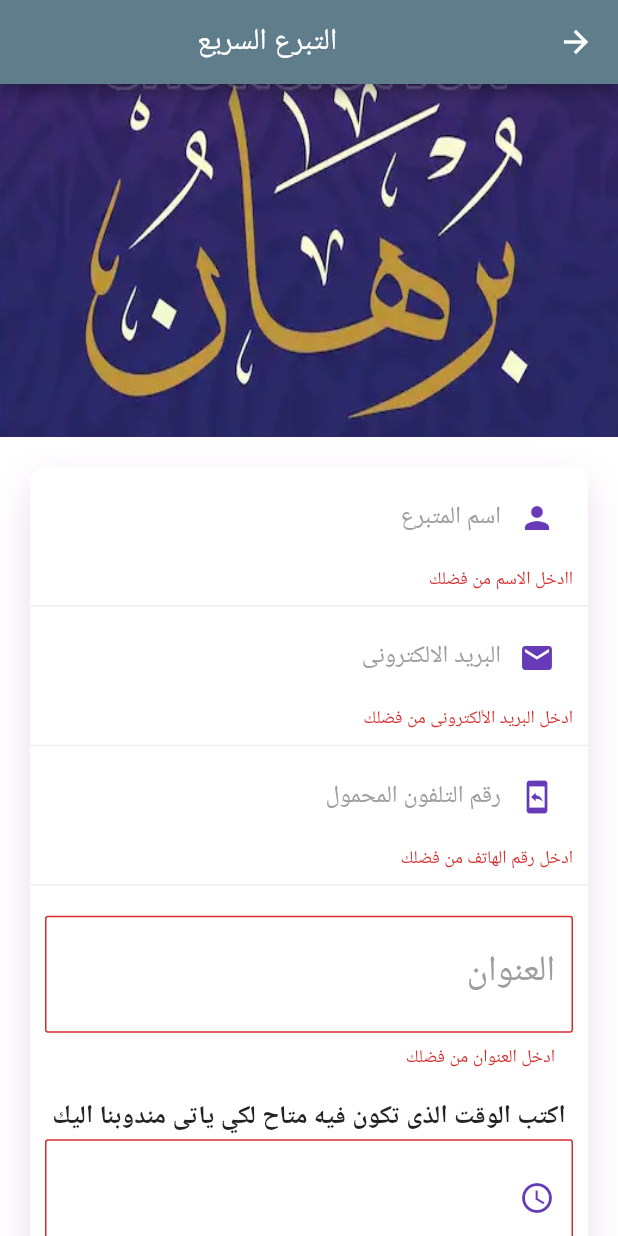
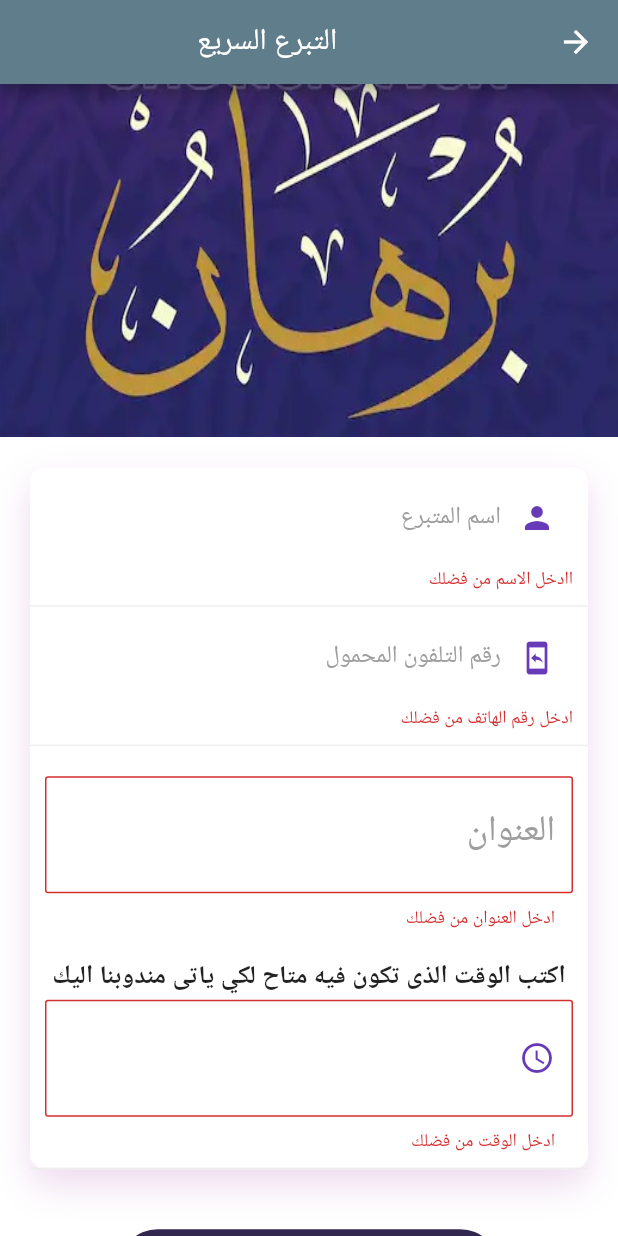
Before and after one commit to Ala2Adel/Borhan-App---User, a Flutter app: the FastDenotationScreen screen opened directly, after a tap on "التالى", on a phone screen of 412 x 824 dp. Run offline on Flutter 3.47's test engine with Material 2 defaults, Android fonts, the phone set to English and light mode, and no system bars; our stand-ins replace firebase_auth, firebase_storage, flushbar, font_awesome_flutter, google_maps_flutter, image_picker and 5 more; missing offline and left inert: dart:ffi, flutter_email_sender, google_fonts_arabic, intro_views_flutter; accounts and stored records are empty; network calls fail.

Commit message:
remove the email

```diff
--- a/lib/screens/fast_donation.dart
+++ b/lib/screens/fast_donation.dart
@@ -488,54 +488,54 @@ class _FastDenotationScreenState extends State<FastDenotationScreen> {
                                         controller: nameController,
                                       ),
                                     ),
-                                    Container(
-                                      padding: EdgeInsets.all(10),
-                                      decoration: BoxDecoration(
-                                          border: Border(
-                                              bottom: BorderSide(
-                                                  color: Colors.grey[200]))),
-                                      child: TextFormField(
-                                        decoration: InputDecoration(
-                                          border: InputBorder.none,
-                                          hintText: "البريد الالكترونى",
-                                          prefixIcon: Icon(
-                                            Icons.email,
-                                            color: Colors.deepPurple,
-                                          ),
-                                          hintStyle:
-                                              TextStyle(color: Colors.grey),
-                                        ),
-//                              textAlign: TextAlign.end,
-                                        keyboardType:
-                                            TextInputType.emailAddress,
-                                        validator: (value) {
-                                          bool emailValid = RegExp(
-                                                  r"^[a-zA-Z0-9.a-zA-Z0-9.!#$%&'*+-/=?^_`{|}~]+@[a-zA-Z0-9]+\.[a-zA-Z]+")
-                                              .hasMatch(value);
-                                          if (!emailValid) {
-                                            bool spaceRex =
-                                                new RegExp(r"^\\s+$")
-                                                    .hasMatch(value);
-                                            if (spaceRex ||
-                                                value.length == 0 ||
-                                                value == null) {
-                                              return 'ادخل البريد الألكترونى من فضلك';
-                                            } else {
-                                              return 'البريد الألكترونى غيرصالح';
-                                            }
-                                          }
-                                          return null;
-                                        },
-//                                    onSaved: (value) {
-//                                      _authData['email'] = value;
-//                                    },
-                                        onChanged: (value) {
-                                          _authData['email'] = value;
-                                        },
+//                                     Container(
+//                                       padding: EdgeInsets.all(10),
+//                                       decoration: BoxDecoration(
+//                                           border: Border(
+//                                               bottom: BorderSide(
+//                                                   color: Colors.grey[200]))),
+//                                       child: TextFormField(
+//                                         decoration: InputDecoration(
+//                                           border: InputBorder.none,
+//                                           hintText: "البريد الالكترونى",
+//                                           prefixIcon: Icon(
+//                                             Icons.email,
+//                                             color: Colors.deepPurple,
+//                                           ),
+//                                           hintStyle:
+//                                               TextStyle(color: Colors.grey),
+//                                         ),
+// //                              textAlign: TextAlign.end,
+//                                         keyboardType:
+//                                             TextInputType.emailAddress,
+//                                         validator: (value) {
+//                                           bool emailValid = RegExp(
+//                                                   r"^[a-zA-Z0-9.a-zA-Z0-9.!#$%&'*+-/=?^_`{|}~]+@[a-zA-Z0-9]+\.[a-zA-Z]+")
+//                                               .hasMatch(value);
+//                                           if (!emailValid) {
+//                                             bool spaceRex =
+//                                                 new RegExp(r"^\\s+$")
+//                                                     .hasMatch(value);
+//                                             if (spaceRex ||
+//                                                 value.length == 0 ||
+//                                                 value == null) {
+//                                               return 'ادخل البريد الألكترونى من فضلك';
+//                                             } else {
+//                                               return 'البريد الألكترونى غيرصالح';
+//                                             }
+//                                           }
+//                                           return null;
+//                                         },
+// //                                    onSaved: (value) {
+// //                                      _authData['email'] = value;
+// //                                    },
+//                                         onChanged: (value) {
+//                                           _authData['email'] = value;
+//                                         },
 
-                                        controller: emailController,
-                                      ),
-                                    ),
+//                                         controller: emailController,
+//                                       ),
+//                                     ),
                                     Container(
                                       padding: EdgeInsets.all(10),
                                       decoration: BoxDecoration(
@@ -699,12 +699,13 @@ class _FastDenotationScreenState extends State<FastDenotationScreen> {
 //                                            size: 25.0,
 //                                            color:Color(0xff11b719),
 //                                          ),
-                                                        SizedBox(width: 50.0),
+                                                      //  SizedBox(width: 50.0),
                                                         Text(
                                                           value.orgName,
                                                           style: TextStyle(
-                                                              color:
-                                                                  Colors.grey),
+                                                              color: Colors.grey,
+                                                              ),
+                                                              overflow: TextOverflow.ellipsis,
                                                         ),
                                                       ],
                                                     ),
@@ -763,8 +764,8 @@ class _FastDenotationScreenState extends State<FastDenotationScreen> {
 //                                            size: 25.0,
 //                                            color:Color(0xff11b719),
 //                                          ),
-                                                              SizedBox(
-                                                                  width: 50.0),
+                                                              // SizedBox(
+                                                              //     width: 50.0),
                                                               Text(
                                                                 value
                                                                     .activityName,
--- a/lib/screens/splashScreen.dart
+++ b/lib/screens/splashScreen.dart
@@ -28,12 +28,13 @@ class _SplashScreenState extends State<SplashScreen> {
   @override
   Widget build(BuildContext context) {
     return Scaffold(
-      backgroundColor: Color.fromRGBO(43, 41, 104, 0.5),
+      backgroundColor: Colors.grey[200],
       body: Center(
         child: Image.asset(
-          'assets/burhan.jpg',
+          'assets/images/blogo1.png',
           width: MediaQuery.of(context).size.width,
           height: MediaQuery.of(context).size.height,
+          fit: BoxFit.fill,
         ),
       ),
     );
```
Also changed, not shown: lib/screens/normal_donation.dart (+41 -41 lines), lib/screens/onboardScreen.dart (+68 -9 lines), pubspec.yaml (+7 -0 lines), assets/images/blogo.png (added), assets/images/blogo1.png (added), assets/images/blogo2.png (added), assets/images/mdonation.png (added), assets/images/mdonation2.png (added), pubspec.lock.
